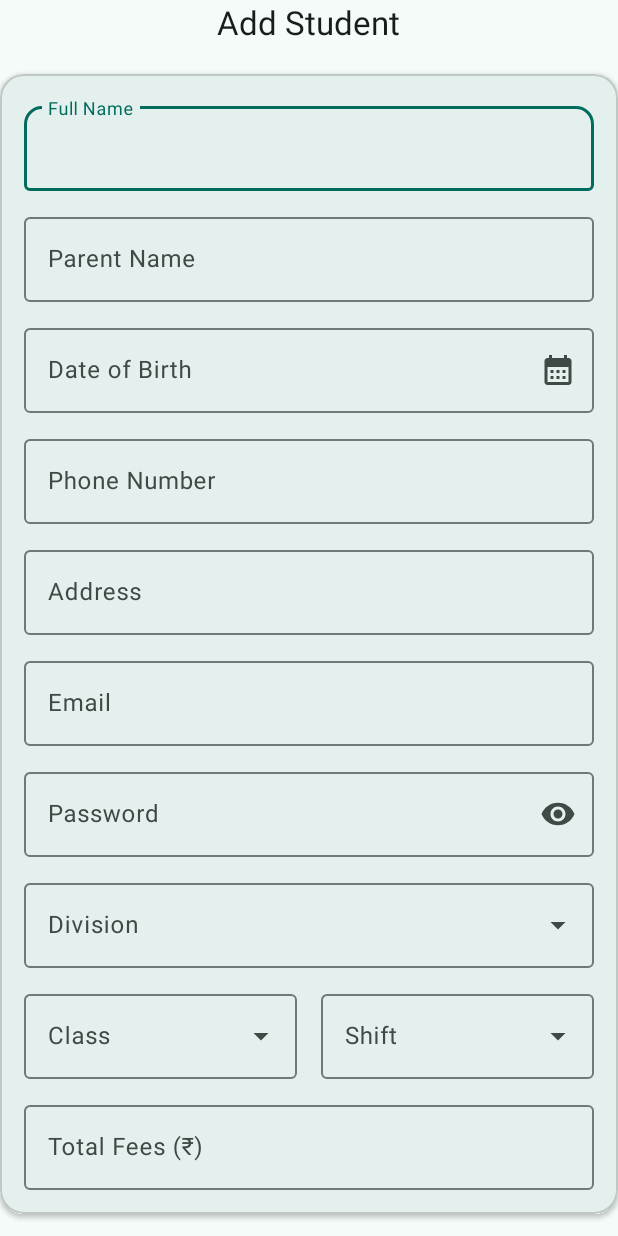
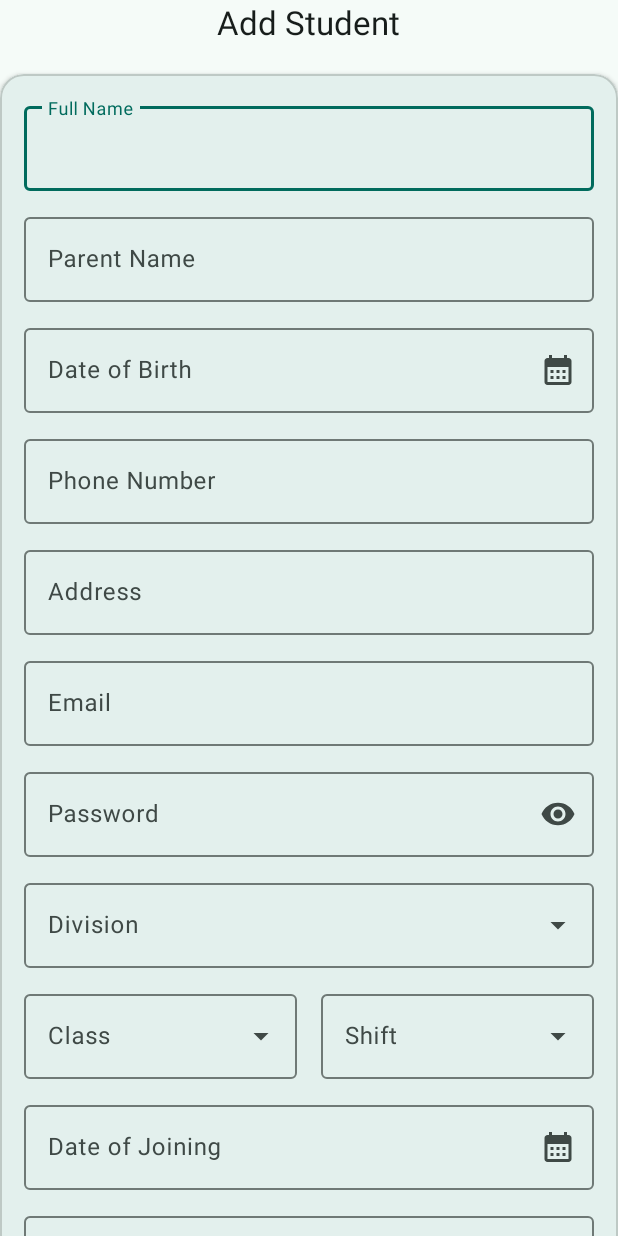
Before and after one commit to alkhairsocietynanded/AlKhair, an Android app: the UserFormActivity screen opened directly, with no data from a screen before it, on a phone screen of 412 x 824 dp. Run offline under Robolectric (Android 15) with nearby library versions, the phone set to English and light mode, and no system bars; our stand-ins replace Dagger/Hilt's generated code, Firebase (no records; nobody signed in at launch, a user with empty details on screens opened directly).

```diff
--- a/app/src/main/AndroidManifest.xml
+++ b/app/src/main/AndroidManifest.xml
@@ -11,6 +11,9 @@
         android:roundIcon="@mipmap/ic_launcher_round"
         android:supportsRtl="true"
         android:theme="@style/AppTheme">
+        <activity
+            android:name=".ui.salary.SalaryActivity"
+            android:exported="false" />
         <activity
             android:name=".ui.homework.HomeworkActivity"
             android:exported="false" />
--- a/app/src/main/java/com/zabibtech/alkhair/data/models/User.kt
+++ b/app/src/main/java/com/zabibtech/alkhair/data/models/User.kt
@@ -25,7 +25,6 @@ data class User(
     val isActive: Boolean = true,
     val dateOfJoining: String = "",
 
-
     // 🔹 FeesModel-related (for Students)
     val totalFees: String = "",
     val paidFees: String = "",
--- /dev/null
+++ b/app/src/main/java/com/zabibtech/alkhair/data/repository/SalaryRepository.kt
@@ -0,0 +1,4 @@
+package com.zabibtech.alkhair.data.repository
+
+class SalaryRepository {
+}
--- a/app/src/main/java/com/zabibtech/alkhair/ui/dashboard/AdminDashboardActivity.kt
+++ b/app/src/main/java/com/zabibtech/alkhair/ui/dashboard/AdminDashboardActivity.kt
@@ -82,6 +82,10 @@ class AdminDashboardActivity : AppCompatActivity() {
             startActivity(Intent(this, FeesActivity::class.java))
         }
 
+        binding.cardSalary.setOnClickListener {
+            //Todo
+        }
+
         binding.cardLogout.setOnClickListener {
             logoutManager.logout(this)
         }
--- a/app/src/main/java/com/zabibtech/alkhair/ui/dashboard/StudentDashboardActivity.kt
+++ b/app/src/main/java/com/zabibtech/alkhair/ui/dashboard/StudentDashboardActivity.kt
@@ -1,5 +1,6 @@
 package com.zabibtech.alkhair.ui.dashboard
 
+import android.content.Intent
 import android.os.Bundle
 import androidx.activity.enableEdgeToEdge
 import androidx.appcompat.app.AppCompatActivity
@@ -7,6 +8,8 @@ import androidx.core.view.ViewCompat
 import androidx.core.view.WindowInsetsCompat
 import com.zabibtech.alkhair.R
 import com.zabibtech.alkhair.databinding.ActivityStudentDashboardBinding
+import com.zabibtech.alkhair.ui.user.UserDetailActivity
+import com.zabibtech.alkhair.ui.user.UserFormActivity
 import com.zabibtech.alkhair.utils.LogoutManager
 import dagger.hilt.android.AndroidEntryPoint
 import javax.inject.Inject
@@ -38,7 +41,7 @@ class StudentDashboardActivity : AppCompatActivity() {
         }
 
         binding.btnProfile.setOnClickListener {
-            // TODO: open profile activity
+            startActivity(Intent(this, UserDetailActivity::class.java))
         }
 
         binding.btnLogout.setOnClickListener {
--- /dev/null
+++ b/app/src/main/java/com/zabibtech/alkhair/ui/salary/SalaryViewModel.kt
@@ -0,0 +1,4 @@
+package com.zabibtech.alkhair.ui.salary
+
+class SalaryViewModel {
+}
--- a/app/src/main/java/com/zabibtech/alkhair/ui/user/UserFormActivity.kt
+++ b/app/src/main/java/com/zabibtech/alkhair/ui/user/UserFormActivity.kt
@@ -95,6 +95,12 @@ class UserFormActivity : AppCompatActivity() {
             DateUtils.showDatePicker(this@UserFormActivity, selectedDate) { cal ->
                 selectedDate = cal
                 binding.etDob.setText(DateUtils.formatDate(selectedDate))
+            }
+        }
+        etDoj.setOnClickListener {
+            DateUtils.showDatePicker(this@UserFormActivity, selectedDate) { cal ->
+                selectedDate = cal
+                binding.etDoj.setText(DateUtils.formatDate(selectedDate))
             }
         }
         // Password handling
--- a/app/src/main/java/com/zabibtech/alkhair/ui/user/UserListActivity.kt
+++ b/app/src/main/java/com/zabibtech/alkhair/ui/user/UserListActivity.kt
@@ -122,8 +122,10 @@ class UserListActivity : AppCompatActivity() {
             title = buildString {
                 if (!className.isNullOrEmpty() && role == Roles.STUDENT) {
                     append(className)
+                } else if (role == Roles.TEACHER) {
+                    append("Teachers")
                 } else {
-                    append("Teachers")
+                    append("User List")
                 }
             }
             subtitle = division ?: ""
--- a/app/src/main/java/com/zabibtech/alkhair/ui/user/helper/UserBuilder.kt
+++ b/app/src/main/java/com/zabibtech/alkhair/ui/user/helper/UserBuilder.kt
@@ -25,6 +25,7 @@ object UserBuilder {
         val dateOfBirth = binding.etDob.text.toString().trim()
         val totalFees = binding.etTotalFees.text.toString().trim()
         val salary = binding.etSalary.text.toString().trim()
+        val doj = binding.etDoj.text.toString().trim()
 //        val paidFees = binding.etPaidFees.text.toString().trim()
 //        val paidSalary = binding.etPaidSalary.text.toString().trim()
 
@@ -53,6 +54,7 @@ object UserBuilder {
                     parentName = parentName,
                     dateOfBirth = dateOfBirth,
                     salary = salary,
+                    dateOfJoining = doj
 //                    paidSalary = paidSalary,
 //                    dueSalary = dueSalary
                 )
@@ -79,6 +81,7 @@ object UserBuilder {
                     parentName = parentName,
                     dateOfBirth = dateOfBirth,
                     totalFees = totalFees,
+                    dateOfJoining = doj
 //                    paidFees = paidFees,
 //                    dueFees = dueValue
                 )
--- a/app/src/main/res/drawable/ic_fees.xml
+++ b/app/src/main/res/drawable/ic_fees.xml
@@ -1,5 +1,5 @@
 <vector xmlns:android="http://schemas.android.com/apk/res/android" android:height="24dp" android:tint="#000000" android:viewportHeight="24" android:viewportWidth="24" android:width="24dp">
 
-    <path android:fillColor="@android:color/white" android:pathData="M20,4L4,4c-1.11,0 -1.99,0.89 -1.99,2L2,18c0,1.11 0.89,2 2,2h16c1.11,0 2,-0.89 2,-2L22,6c0,-1.11 -0.89,-2 -2,-2zM20,18L4,18v-6h16v6zM20,8L4,8L4,6h16v2z"/>
+    <path android:fillColor="@android:color/white" android:pathData="M13.66,7C13.1,5.82 11.9,5 10.5,5L6,5V3h12v2l-3.26,0c0.48,0.58 0.84,1.26 1.05,2L18,7v2l-2.02,0c-0.25,2.8 -2.61,5 -5.48,5H9.77l6.73,7h-2.77L7,14v-2h3.5c1.76,0 3.22,-1.3 3.46,-3L6,9V7L13.66,7z"/>
 
 </vector>
--- /dev/null
+++ b/app/src/main/res/drawable/ic_salary.xml
@@ -0,0 +1,5 @@
+<vector xmlns:android="http://schemas.android.com/apk/res/android" android:height="24dp" android:tint="#000000" android:viewportHeight="24" android:viewportWidth="24" android:width="24dp">
+
+    <path android:fillColor="@android:color/white" android:pathData="M12.89,11.1c-1.78,-0.59 -2.64,-0.96 -2.64,-1.9c0,-1.02 1.11,-1.39 1.81,-1.39c1.31,0 1.79,0.99 1.9,1.34l1.58,-0.67C15.39,8.03 14.72,6.56 13,6.24V5h-2v1.26C8.52,6.82 8.51,9.12 8.51,9.22c0,2.27 2.25,2.91 3.35,3.31c1.58,0.56 2.28,1.07 2.28,2.03c0,1.13 -1.05,1.61 -1.98,1.61c-1.82,0 -2.34,-1.87 -2.4,-2.09L8.1,14.75c0.63,2.19 2.28,2.78 2.9,2.96V19h2v-1.24c0.4,-0.09 2.9,-0.59 2.9,-3.22C15.9,13.15 15.29,11.93 12.89,11.1zM3,21H1v-6h6v2l-2.48,0c1.61,2.41 4.36,4 7.48,4c4.97,0 9,-4.03 9,-9h2c0,6.08 -4.92,11 -11,11c-3.72,0 -7.01,-1.85 -9,-4.67L3,21zM1,12C1,5.92 5.92,1 12,1c3.72,0 7.01,1.85 9,4.67L21,3h2v6h-6V7l2.48,0C17.87,4.59 15.12,3 12,3c-4.97,0 -9,4.03 -9,9H1z"/>
+
+</vector>
--- a/app/src/main/res/layout/activity_user_form.xml
+++ b/app/src/main/res/layout/activity_user_form.xml
@@ -44,9 +44,7 @@
                     style="@style/Widget.Material3.TextInputLayout.OutlinedBox"
                     android:layout_width="match_parent"
                     android:layout_height="wrap_content"
-                    android:hint="Full Name"
-                    app:boxCornerRadiusTopEnd="12dp"
-                    app:boxCornerRadiusTopStart="12dp">
+                    android:hint="Full Name">
 
                     <com.google.android.material.textfield.TextInputEditText
                         android:id="@+id/etName"
@@ -119,7 +117,8 @@
                     <com.google.android.material.textfield.TextInputEditText
                         android:id="@+id/etAddress"
                         android:layout_width="match_parent"
-                        android:layout_height="wrap_content" />
+                        android:layout_height="wrap_content"
+                        android:inputType="textCapWords" />
                 </com.google.android.material.textfield.TextInputLayout>
 
                 <!-- Email -->
@@ -219,6 +218,25 @@
                 </LinearLayout>
 
 
+                <!-- Date of Joining -->
+                <com.google.android.material.textfield.TextInputLayout
+                    android:id="@+id/layoutDoj"
+                    style="@style/Widget.Material3.TextInputLayout.OutlinedBox"
+                    android:layout_width="match_parent"
+                    android:layout_height="wrap_content"
+                    android:layout_marginTop="12dp"
+                    android:hint="Date of Joining"
+                    app:endIconDrawable="@drawable/ic_calendar"
+                    app:endIconMode="custom">
+
+                    <com.google.android.material.textfield.TextInputEditText
+                        android:id="@+id/etDoj"
+                        android:layout_width="match_parent"
+                        android:layout_height="wrap_content"
+                        android:focusable="false"
+                        android:inputType="none" />
+                </com.google.android.material.textfield.TextInputLayout>
+
                 <!-- Total Fees -->
                 <com.google.android.material.textfield.TextInputLayout
                     android:id="@+id/layoutTotalFees"
@@ -281,7 +299,7 @@
             style="@style/Widget.Material3.Button.IconButton.Filled"
             android:layout_width="match_parent"
             android:layout_height="wrap_content"
-            android:layout_marginTop="24dp"
+            android:layout_marginVertical="24dp"
             android:text="Save"
             android:textAllCaps="false"
             app:cornerRadius="12dp" />
```
Also changed, not shown: app/src/main/java/com/zabibtech/alkhair/data/models/SalaryModel.kt (added, +7 -0 lines), app/src/main/java/com/zabibtech/alkhair/ui/main/MainActivity.kt (+18 -2 lines), app/src/main/java/com/zabibtech/alkhair/ui/salary/SalaryActivity.kt (added, +21 -0 lines), app/src/main/java/com/zabibtech/alkhair/ui/user/fragments/ProfileFragment.kt (+3 -7 lines), app/src/main/res/layout/activity_admin_dashboard.xml (+36 -0 lines), app/src/main/res/layout/activity_salary.xml (added, +10 -0 lines).
